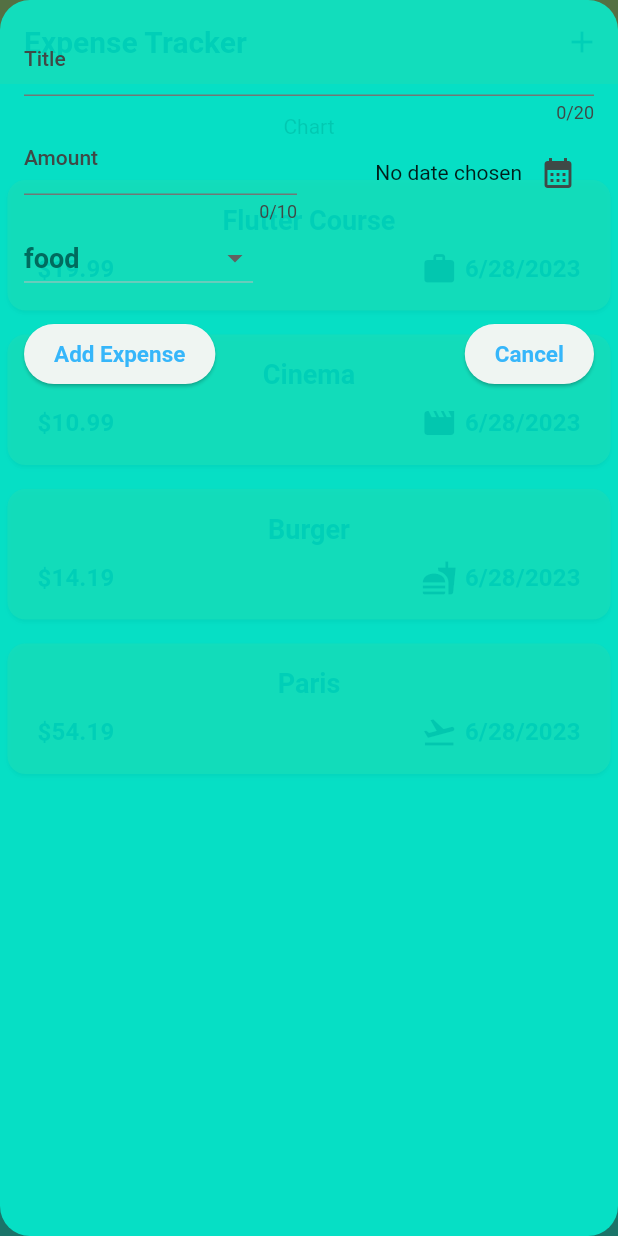
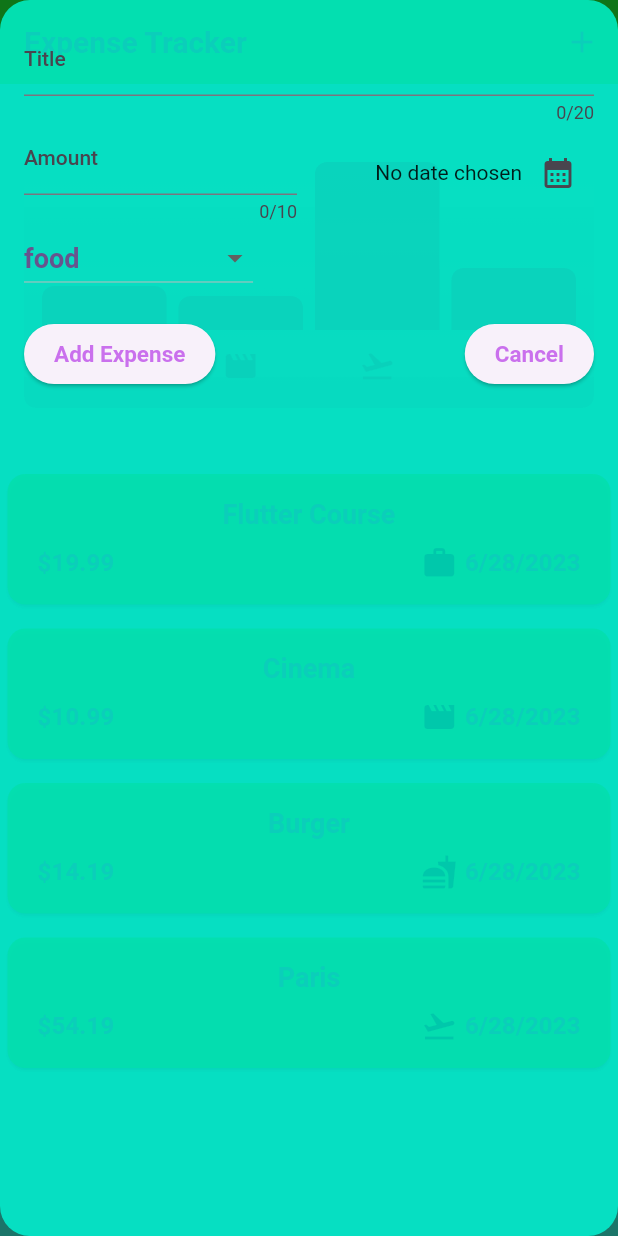
Before and after one commit to AlexTritecky/expense-tracker-app, a Flutter app: the screen it shows after launch, after a tap on the "add" icon, on a phone screen of 412 x 824 dp. Run offline on Flutter 3.47's test engine with Material 2 defaults, Android fonts, the phone set to English and light mode, and no system bars.

Commit message:
add charts

```diff
--- a/client/lib/expenses.dart
+++ b/client/lib/expenses.dart
@@ -1,3 +1,4 @@
+import 'package:client/widgets/chart.dart';
 import 'package:client/widgets/expenses_list.dart';
 import 'package:client/models/expense_model.dart';
 import 'package:client/widgets/new_expense.dart';
@@ -96,7 +97,8 @@ class _ExpensesState extends State<Expenses> {
           const SizedBox(
             height: 20,
           ),
-          const Text('Chart'),
+          // const Text('Chart'),
+          Chart(expenses: _registerExpenses),
           const SizedBox(
             height: 20,
           ),
--- a/client/lib/main.dart
+++ b/client/lib/main.dart
@@ -2,10 +2,11 @@ import 'package:client/expenses.dart';
 import 'package:flutter/material.dart';
 
 var kColorScheme = ColorScheme.fromSeed(
-    seedColor: const Color.fromARGB(199, 23, 253, 226),
-    background: const Color.fromARGB(197, 221, 241, 121),
-    onBackground: const Color.fromARGB(198, 0, 253, 223),
-    secondaryContainer: const Color.fromARGB(197, 0, 164, 253),
+    seedColor: const Color.fromARGB(255, 130, 62, 247),
+    background: const Color.fromARGB(197, 26, 255, 0),
+    onBackground: const Color.fromARGB(197, 0, 255, 221),
+    secondaryContainer: const Color.fromARGB(197, 188, 74, 233),
+    secondary: Colors.white,
     brightness: Brightness.light);
 
 var kDarkColorScheme = ColorScheme.fromSeed(
@@ -18,59 +19,60 @@ var kDarkColorScheme = ColorScheme.fromSeed(
 void main() {
   runApp(
     MaterialApp(
-      darkTheme: ThemeData.dark().copyWith(
-          useMaterial3: true,
-          colorScheme: kDarkColorScheme,
-          appBarTheme: const AppBarTheme().copyWith(
-            backgroundColor: kDarkColorScheme.background,
-            foregroundColor: kDarkColorScheme.primary,
-          ),
-          scaffoldBackgroundColor: kDarkColorScheme.onBackground,
-          cardTheme: CardTheme(
-              color: kDarkColorScheme.background,
-              shadowColor: kDarkColorScheme.primary,
-              margin: const EdgeInsets.symmetric(
-                vertical: 8,
-                horizontal: 5,
-              )),
-          bottomSheetTheme: BottomSheetThemeData(
-            backgroundColor: kDarkColorScheme.onBackground,
-            modalBackgroundColor: kDarkColorScheme.onBackground,
-            shape: RoundedRectangleBorder(
-              borderRadius: BorderRadius.circular(20),
-            ),
-          ),
-          textTheme: ThemeData().textTheme.copyWith(
-                titleLarge: TextStyle(
-                  color: kDarkColorScheme.primary,
-                  fontSize: 20,
-                  fontWeight: FontWeight.bold,
-                ),
-                titleMedium: TextStyle(
-                  color: kDarkColorScheme.primary,
-                  fontSize: 18,
-                  fontWeight: FontWeight.bold,
-                ),
-                titleSmall: TextStyle(
-                  color: kDarkColorScheme.primary,
-                  fontSize: 16,
-                  fontWeight: FontWeight.bold,
-                ),
-              ),
-          elevatedButtonTheme: ElevatedButtonThemeData(
-              style: ElevatedButton.styleFrom(
-                  foregroundColor: kDarkColorScheme.secondaryContainer,
-                  textStyle: const TextStyle(
-                    fontSize: 15,
-                    fontWeight: FontWeight.bold,
-                  ),
-                  padding: const EdgeInsets.symmetric(
-                    vertical: 10,
-                    horizontal: 20,
-                  ),
-                  shape: RoundedRectangleBorder(
-                    borderRadius: BorderRadius.circular(20),
-                  )))),
+      // darkTheme: ThemeData.dark().copyWith(
+      //     useMaterial3: true,
+      //     colorScheme: kDarkColorScheme,
+      //     appBarTheme: const AppBarTheme().copyWith(
+      //       backgroundColor: kDarkColorScheme.background,
+      //       foregroundColor: kDarkColorScheme.primary,
+      //     ),
+      //     scaffoldBackgroundColor: kDarkColorScheme.onBackground,
+      //     cardTheme: CardTheme(
+      //         color: kDarkColorScheme.background,
+      //         shadowColor: kDarkColorScheme.primary,
+      //         margin: const EdgeInsets.symmetric(
+      //           vertical: 8,
+      //           horizontal: 5,
+      //         )),
+      //     bottomSheetTheme: BottomSheetThemeData(
+      //       backgroundColor: kDarkColorScheme.onBackground,
+      //       modalBackgroundColor: kDarkColorScheme.onBackground,
+      //       shape: RoundedRectangleBorder(
+      //         borderRadius: BorderRadius.circular(20),
+      //       ),
+      //     ),
+      //     textTheme: ThemeData().textTheme.copyWith(
+      //           titleLarge: TextStyle(
+      //             color: kDarkColorScheme.primary,
+      //             fontSize: 20,
+      //             fontWeight: FontWeight.bold,
+      //           ),
+      //           titleMedium: TextStyle(
+      //             color: kDarkColorScheme.primary,
+      //             fontSize: 18,
+      //             fontWeight: FontWeight.bold,
+      //           ),
+      //           titleSmall: TextStyle(
+      //             color: kDarkColorScheme.primary,
+      //             fontSize: 16,
+      //             fontWeight: FontWeight.bold,
+      //           ),
+      //         ),
+      //     elevatedButtonTheme: ElevatedButtonThemeData(
+      //         style: ElevatedButton.styleFrom(
+      //             foregroundColor: kDarkColorScheme.secondaryContainer,
+      //             textStyle: const TextStyle(
+      //               fontSize: 15,
+      //               fontWeight: FontWeight.bold,
+      //             ),
+      //             padding: const EdgeInsets.symmetric(
+      //               vertical: 10,
+      //               horizontal: 20,
+      //             ),
+      //             shape: RoundedRectangleBorder(
+      //               borderRadius: BorderRadius.circular(20),
+      //             )))),
+
       theme: ThemeData().copyWith(
         useMaterial3: true,
         colorScheme: kColorScheme,
--- a/client/lib/models/expense_model.dart
+++ b/client/lib/models/expense_model.dart
@@ -40,6 +40,9 @@ class ExpenseBucket {
     required this.expenses,
   });
 
+  ExpenseBucket.forCategory(List<Expense> allExpenses , this.category)
+      : expenses = allExpenses.where((expense) => expense.category == category).toList();
+
   final Category category;
   final List<Expense> expenses;
 
--- /dev/null
+++ b/client/lib/widgets/chart.dart
@@ -0,0 +1,94 @@
+import 'package:client/models/expense_model.dart';
+import 'package:client/widgets/chart_bar.dart';
+import 'package:flutter/material.dart';
+
+class Chart extends StatelessWidget {
+  const Chart({super.key, required this.expenses});
+
+  final List<Expense> expenses;
+
+  List<ExpenseBucket> get buckets {
+    return [
+      ExpenseBucket.forCategory(expenses, Category.food),
+      ExpenseBucket.forCategory(expenses, Category.leisure),
+      ExpenseBucket.forCategory(expenses, Category.travels),
+      ExpenseBucket.forCategory(expenses, Category.work),
+    ];
+  }
+
+  double get maxTotalExpense {
+    double maxTotalExpense = 0;
+
+    for (final bucket in buckets) {
+      if (bucket.totalAmount > maxTotalExpense) {
+        maxTotalExpense = bucket.totalAmount;
+      }
+    }
+
+    return maxTotalExpense;
+  }
+
+  @override
+  Widget build(BuildContext context) {
+    final isDarkMode =
+        MediaQuery.of(context).platformBrightness == Brightness.dark;
+    return Container(
+      margin: const EdgeInsets.all(16),
+      padding: const EdgeInsets.symmetric(
+        vertical: 16,
+        horizontal: 8,
+      ),
+      width: double.infinity,
+      height: 180,
+      decoration: BoxDecoration(
+        borderRadius: BorderRadius.circular(8),
+        gradient: LinearGradient(
+          colors: [
+            Theme.of(context).colorScheme.primary.withOpacity(0.3),
+            Theme.of(context).colorScheme.primary.withOpacity(0.0)
+          ],
+          begin: Alignment.bottomCenter,
+          end: Alignment.topCenter,
+        ),
+      ),
+      child: Column(
+        children: [
+          Expanded(
+            child: Row(
+              crossAxisAlignment: CrossAxisAlignment.end,
+              children: [
+                for (final bucket in buckets)
+                  ChartBar(
+                    fill: bucket.totalAmount == 0
+                        ? 0
+                        : bucket.totalAmount / maxTotalExpense,
+                  )
+              ],
+            ),
+          ),
+          const SizedBox(height: 12),
+          Row(
+            children: buckets
+                .map(
+                  (bucket) => Expanded(
+                    child: Padding(
+                      padding: const EdgeInsets.symmetric(horizontal: 4),
+                      child: Icon(
+                        categoryIcons[bucket.category],
+                        color: isDarkMode
+                            ? Theme.of(context).colorScheme.secondary
+                            : Theme.of(context)
+                                .colorScheme
+                                .primary
+                                .withOpacity(0.7),
+                      ),
+                    ),
+                  ),
+                )
+                .toList(),
+          )
+        ],
+      ),
+    );
+  }
+}
--- /dev/null
+++ b/client/lib/widgets/chart_bar.dart
@@ -0,0 +1,34 @@
+import 'package:flutter/material.dart';
+
+class ChartBar extends StatelessWidget {
+  const ChartBar({
+    super.key,
+    required this.fill,
+  });
+
+  final double fill;
+
+  @override
+  Widget build(BuildContext context) {
+    final isDarkMode =
+        MediaQuery.of(context).platformBrightness == Brightness.dark;
+    return Expanded(
+      child: Padding(
+        padding: const EdgeInsets.symmetric(horizontal: 4),
+        child: FractionallySizedBox(
+          heightFactor: fill,
+          child: DecoratedBox(
+            decoration: BoxDecoration(
+              shape: BoxShape.rectangle,
+              borderRadius:
+                  const BorderRadius.vertical(top: Radius.circular(8)),
+              color: isDarkMode
+                  ? Theme.of(context).colorScheme.secondary
+                  : Theme.of(context).colorScheme.primary.withOpacity(0.65),
+            ),
+          ),
+        ),
+      ),
+    );
+  }
+}
```
